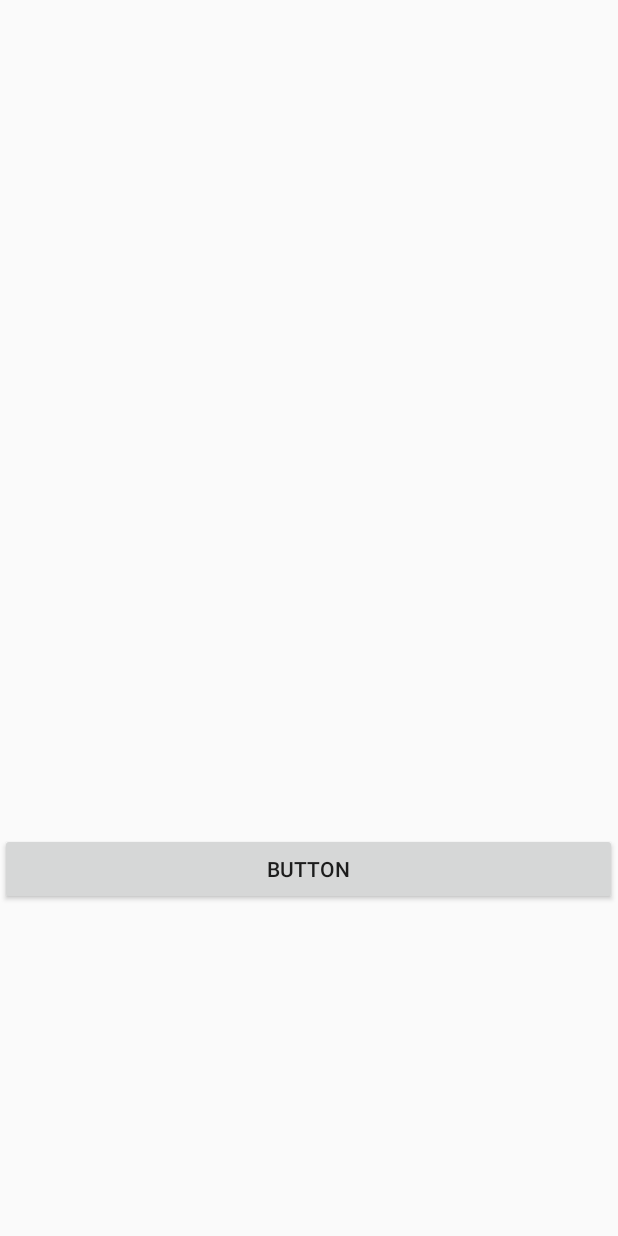
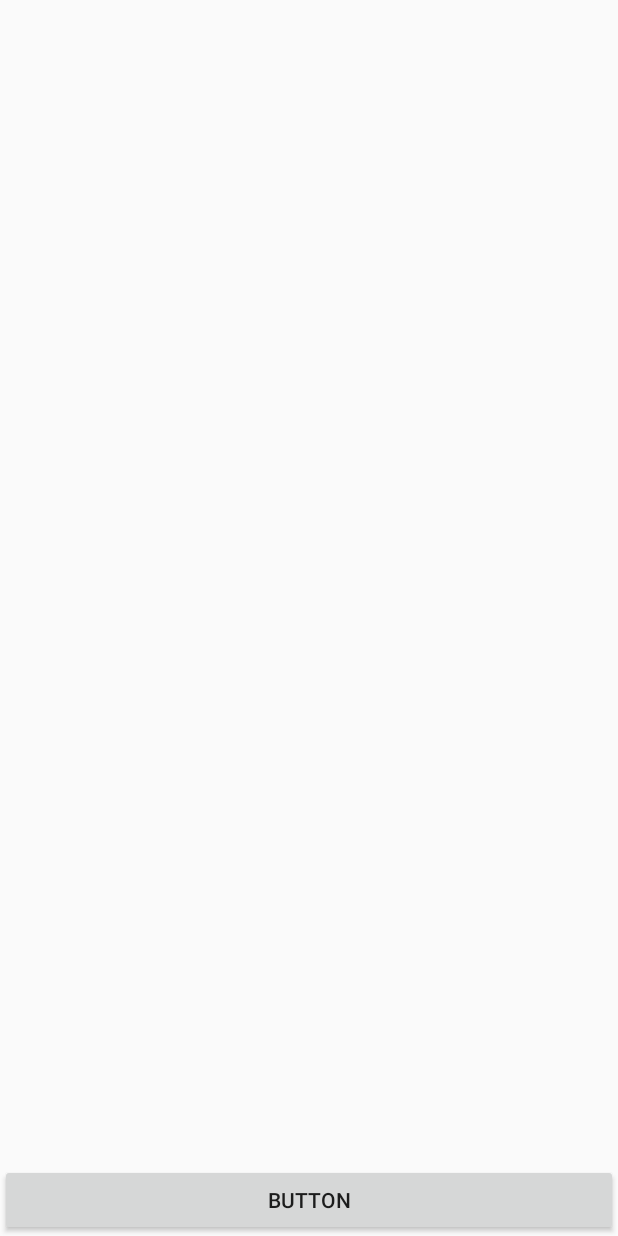
Before and after one commit to Dramelac/WhereIsCage, an Android app: the layout activity_play.xml on its own in the app's theme, with its tools: preview values and no code run, on a phone screen of 412 x 824 dp. Run offline under Robolectric (Android 15) with nearby library versions, the phone set to English and light mode, and no system bars.

Commit message:
layout dynamics

```diff
--- a/WhereIsCage/app/src/main/res/layout/activity_play.xml
+++ b/WhereIsCage/app/src/main/res/layout/activity_play.xml
@@ -6,10 +6,9 @@
     tools:context="com.supinfo.app.whereiscage.PlayActivity">
 
     <LinearLayout
-        android:layout_width="411dp"
-        android:layout_height="603dp"
-        android:orientation="vertical"
-        android:weightSum="1">
+        android:layout_width="match_parent"
+        android:layout_height="match_parent"
+        android:orientation="vertical">
 
         <ImageView
             android:id="@+id/imageView"
```
